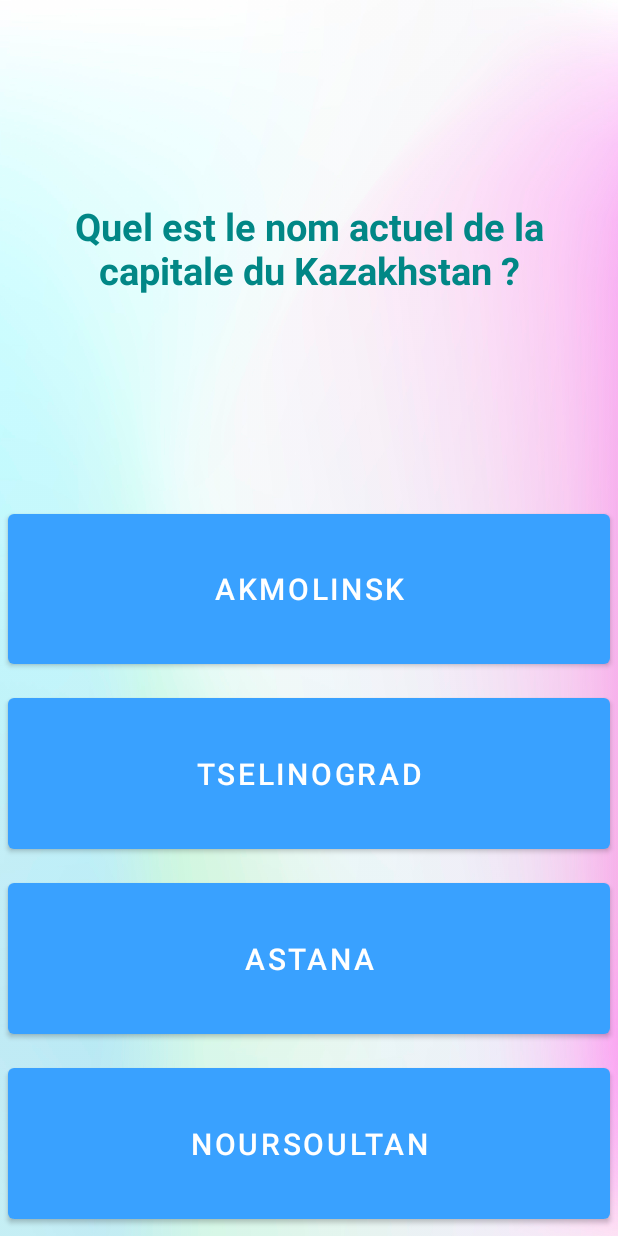
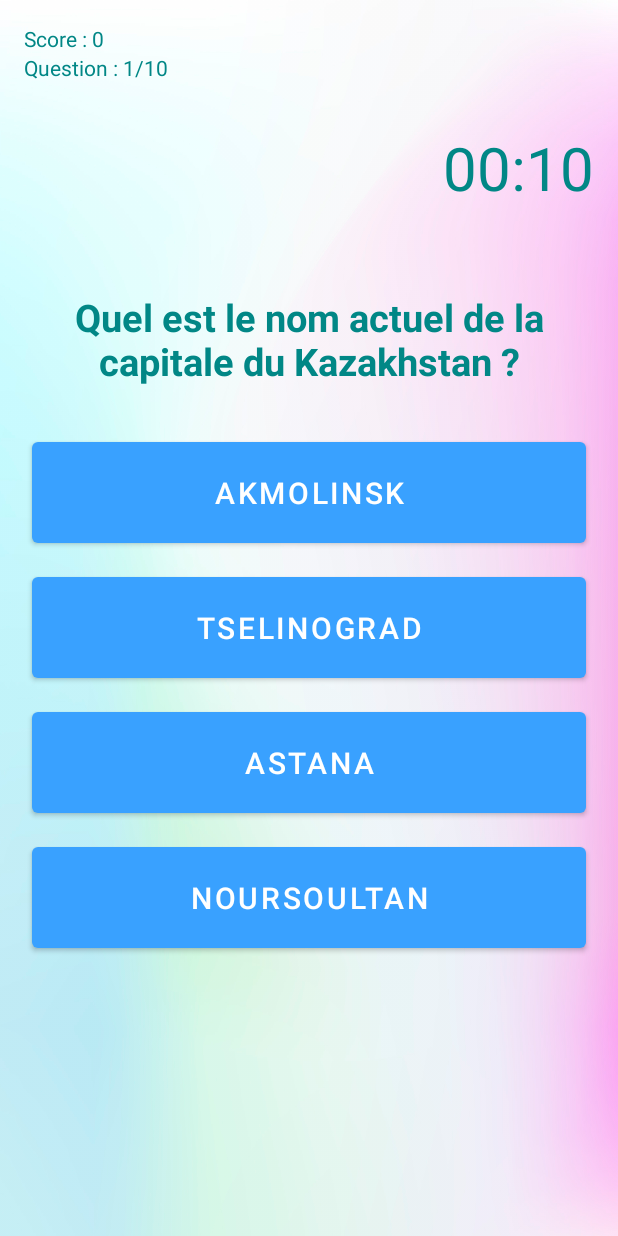
Before and after one commit to AlexDeran/GeoQuiz, an Android app: the CapitalsActivity screen opened directly, with no data from a screen before it, on a phone screen of 412 x 824 dp. Run offline under Robolectric (Android 15) with nearby library versions, the phone set to English and light mode, and no system bars.

Commit message:
Score, nbr of questions & timer added for CapitalsActivity for now.
Other activities with soon follow.

```diff
--- a/app/src/main/java/com/example/geoquiz/controller/CapitalsActivity.java
+++ b/app/src/main/java/com/example/geoquiz/controller/CapitalsActivity.java
@@ -1,12 +1,12 @@
 package com.example.geoquiz.controller;
-
-import androidx.annotation.NonNull;
-import androidx.appcompat.app.AlertDialog;
-import androidx.appcompat.app.AppCompatActivity;
 
 import android.content.DialogInterface;
 import android.content.Intent;
+import android.content.res.ColorStateList;
+import android.graphics.Color;
+import android.os.Build;
 import android.os.Bundle;
+import android.os.CountDownTimer;
 import android.os.Handler;
 import android.view.MotionEvent;
 import android.view.View;
@@ -14,19 +14,31 @@ import android.widget.Button;
 import android.widget.TextView;
 import android.widget.Toast;
 
+import androidx.annotation.NonNull;
+import androidx.annotation.RequiresApi;
+import androidx.appcompat.app.AlertDialog;
+import androidx.appcompat.app.AppCompatActivity;
+
 import com.example.geoquiz.R;
 import com.example.geoquiz.model.Question;
 import com.example.geoquiz.model.QuestionBank;
 
 import java.util.Arrays;
+import java.util.Locale;
 
 public class CapitalsActivity extends AppCompatActivity implements View.OnClickListener {
+
+    public static final long COUNTDOWN_IN_MILLIS = 11000;
 
     private TextView mCapitalQuestion;
     private Button mCapitalAnswer1;
     private Button mCapitalAnswer2;
     private Button mCapitalAnswer3;
     private Button mCapitalAnswer4;
+
+    private TextView mScoreDisplay;
+    private TextView mNbrofQuestion;
+    private TextView mCountDown;
 
     private QuestionBank mQuestionBank;
     private Question mCurrentQuestion;
@@ -39,11 +51,21 @@ public class CapitalsActivity extends AppCompatActivity implements View.OnClickL
     public static final String BUNDLE_STATE_QUESTION = "currentQuestion";
 
     private boolean mEnableTouchEvents;
+    private int mQuestionTotal;
+    private int mQuestionCounter;
 
+    private ColorStateList CountDownColor;
+    private CountDownTimer mCountDownTimer;
+    private long timeLeftInMillis;
+
+
+
+    @RequiresApi(api = Build.VERSION_CODES.LOLLIPOP)
     @Override
     protected void onCreate(Bundle savedInstanceState) {
         super.onCreate(savedInstanceState);
         setContentView(R.layout.activity_capitals);
+
 
         mQuestionBank = this.generateQuestions();
         mScore = 0;
@@ -79,7 +101,18 @@ public class CapitalsActivity extends AppCompatActivity implements View.OnClickL
         mCurrentQuestion = mQuestionBank.getQuestion();
         this.displayQuestion(mCurrentQuestion);
 
+        mQuestionTotal = 10;
+        mQuestionCounter = 1;
+        mScoreDisplay = findViewById(R.id.capitals_score);
+        mNbrofQuestion = findViewById(R.id.questions_count);
+        mCountDown = findViewById(R.id.question_timer);
+
+        CountDownColor = mCountDown.getTextColors();
+        timeLeftInMillis = COUNTDOWN_IN_MILLIS;
+        startCountDown();
     }
+
+
 
     @Override
     protected void onSaveInstanceState(@NonNull Bundle outState) {
@@ -90,33 +123,92 @@ public class CapitalsActivity extends AppCompatActivity implements View.OnClickL
         super.onSaveInstanceState(outState);
     }
 
+    @RequiresApi(api = Build.VERSION_CODES.JELLY_BEAN_MR1)
+
     @Override
     public void onClick(View v) {
         int responseIndex = (int) v.getTag();
+
+        mCountDownTimer.cancel();
 
         if(responseIndex == mCurrentQuestion.getAnswerIndex()){
                 // Bon
             Toast.makeText(this, "Correct !", Toast.LENGTH_SHORT).show();
             mScore++;
+
         } else {
             // Mauvais
             Toast.makeText(this, "Mauvaise réponse !", Toast.LENGTH_SHORT).show();
         }
+
         mEnableTouchEvents = false;
 
         new Handler().postDelayed(new Runnable() {
             @Override
             public void run() {
                 mEnableTouchEvents = true;
+                mCountDownTimer.cancel();
+                timeLeftInMillis = COUNTDOWN_IN_MILLIS;
+                startCountDown();
+                if (--mNumberOfQuestions == 0 && mQuestionCounter <= 10) {
+                    // End the game
+                    endGame();
+                } else {
+                    mCurrentQuestion = mQuestionBank.getQuestion();
+                    displayQuestion(mCurrentQuestion);
+                    mQuestionCounter++;
+                    mScoreDisplay.setText("Score : " + mScore);
+                    mNbrofQuestion.setText("Question : " +mQuestionCounter + "/10");
+                }
+            }
+        }, 2000);
+    }
+
+    private void startCountDown() {
+        mCountDownTimer = new CountDownTimer(timeLeftInMillis, 1000) {
+            @Override
+            public void onTick(long millisUntilFinished) {
+                timeLeftInMillis = millisUntilFinished;
+                updateCountDown();
+            }
+
+            @Override
+            public void onFinish() {
+                timeLeftInMillis = 0;
+                updateCountDown();
+                mCountDownTimer.cancel();
                 if (--mNumberOfQuestions == 0) {
                     // End the game
                     endGame();
                 } else {
                     mCurrentQuestion = mQuestionBank.getQuestion();
                     displayQuestion(mCurrentQuestion);
+                    mQuestionCounter++;
+                    mScoreDisplay.setText("Score : " + mScore);
+                    mNbrofQuestion.setText("Question : " +mQuestionCounter + "/10");
+                    timeLeftInMillis = COUNTDOWN_IN_MILLIS;
+                    startCountDown();
                 }
             }
-        }, 2000);
+        }.start();
+    }
+
+
+
+    private void  updateCountDown(){
+
+        int minutes = (int) (timeLeftInMillis / 1000) / 60;
+        int seconds = (int) (timeLeftInMillis / 1000) % 60;
+        String timeFormatted = String.format(Locale.getDefault(), "%02d:%02d", minutes, seconds);
+        mCountDown.setText(timeFormatted);
+
+        if(timeLeftInMillis < 6000){
+            mCountDown.setTextColor(Color.RED);
+        }
+        else{
+            mCountDown.setTextColor(CountDownColor);
+        }
+
     }
 
     @Override
@@ -125,6 +217,7 @@ public class CapitalsActivity extends AppCompatActivity implements View.OnClickL
     }
 
     private void endGame(){
+        mCountDownTimer.cancel();
         AlertDialog.Builder builder = new AlertDialog.Builder(this);
         builder.setTitle("Bien joué !")
         .setMessage("Votre score est de " + mScore + "/10")
@@ -252,4 +345,12 @@ public class CapitalsActivity extends AppCompatActivity implements View.OnClickL
                 question20));
     }
 
+
+    @Override
+    protected void onDestroy() {
+        super.onDestroy();
+        if(mCountDownTimer != null){
+            mCountDownTimer.cancel();
+        }
+    }
 }
--- a/app/src/main/res/layout/activity_capitals.xml
+++ b/app/src/main/res/layout/activity_capitals.xml
@@ -6,19 +6,44 @@ xmlns:tools="http://schemas.android.com/tools"
 android:layout_width="match_parent"
 android:layout_height="match_parent"
 android:orientation="vertical"
+    android:padding="16dp"
 android:background="@drawable/turquoise"
 tools:context=".controller.CapitalsActivity">
 
+    <TextView
+        android:id="@+id/capitals_score"
+        android:layout_width="wrap_content"
+        android:layout_height="wrap_content"
+        android:text="Score : 0"
+        android:textColor="@color/design_default_color_secondary_variant"
+        />
+
+    <TextView
+        android:id="@+id/questions_count"
+        android:layout_width="wrap_content"
+        android:layout_height="wrap_content"
+        android:text="Question : 1/10"
+        android:textColor="@color/design_default_color_secondary_variant"
+        />
+
+    <TextView
+        android:id="@+id/question_timer"
+        android:layout_width="match_parent"
+        android:layout_height="wrap_content"
+        android:textSize="40sp"
+        android:text="00:20"
+        android:gravity="end"
+        android:layout_marginTop="30dp"
+        android:layout_marginBottom="30dp"
+        android:textColor="@color/design_default_color_secondary_variant"
+        />
 
     <TextView
         android:id="@+id/capital_question_txt"
         android:layout_width="match_parent"
-        android:layout_height="0dp"
-        android:layout_marginStart="15dp"
-        android:layout_marginTop="5dp"
-        android:layout_marginEnd="15dp"
-        android:layout_marginBottom="5dp"
-        android:layout_weight="2"
+        android:layout_height="wrap_content"
+        android:layout_marginTop="25dp"
+        android:layout_marginBottom="25dp"
         android:gravity="center"
         android:text="Question?"
         android:textColor="@color/design_default_color_secondary_variant"
@@ -28,9 +53,9 @@ tools:context=".controller.CapitalsActivity">
     <Button
         android:id="@+id/capital_answer1_btn"
         android:layout_width="match_parent"
-        android:layout_height="0dp"
+        android:layout_height="wrap_content"
+        android:padding="20dp"
         android:layout_margin="5dp"
-        android:layout_weight="0.7"
         android:textColor="@color/white"
         android:textSize="20sp"
         android:text="Answer1"/>
@@ -38,9 +63,9 @@ tools:context=".controller.CapitalsActivity">
     <Button
         android:id="@+id/capital_answer2_btn"
         android:layout_width="match_parent"
-        android:layout_height="0dp"
+        android:layout_height="wrap_content"
+        android:padding="20dp"
         android:layout_margin="5dp"
-        android:layout_weight="0.7"
         android:textColor="@color/white"
         android:textSize="20sp"
         android:text="Answer2"/>
@@ -48,9 +73,9 @@ tools:context=".controller.CapitalsActivity">
     <Button
         android:id="@+id/capital_answer3_btn"
         android:layout_width="match_parent"
-        android:layout_height="0dp"
+        android:layout_height="wrap_content"
+        android:padding="20dp"
         android:layout_margin="5dp"
-        android:layout_weight="0.7"
         android:textColor="@color/white"
         android:textSize="20sp"
         android:text="Answer3"/>
@@ -58,9 +83,9 @@ tools:context=".controller.CapitalsActivity">
     <Button
         android:id="@+id/capital_answer4_btn"
         android:layout_width="match_parent"
-        android:layout_height="0dp"
+        android:layout_height="wrap_content"
+        android:padding="20dp"
         android:layout_margin="5dp"
-        android:layout_weight="0.7"
         android:textColor="@color/white"
         android:textSize="20sp"
         android:text="Answer4"/>
--- a/app/src/main/res/values/colors.xml
+++ b/app/src/main/res/values/colors.xml
@@ -6,4 +6,5 @@
     <color name="teal_200">#FF03DAC5</color>
     <color name="teal_700">#FF018786</color>
     <color name="black">#FF000000</color>
+    <color name="red">#ED2939</color>
 </resources>
```
Also changed, not shown: app/src/main/res/layout/activity_get_name.xml (+15 -11 lines), app/src/main/res/layout/activity_main.xml (+3 -10 lines).
